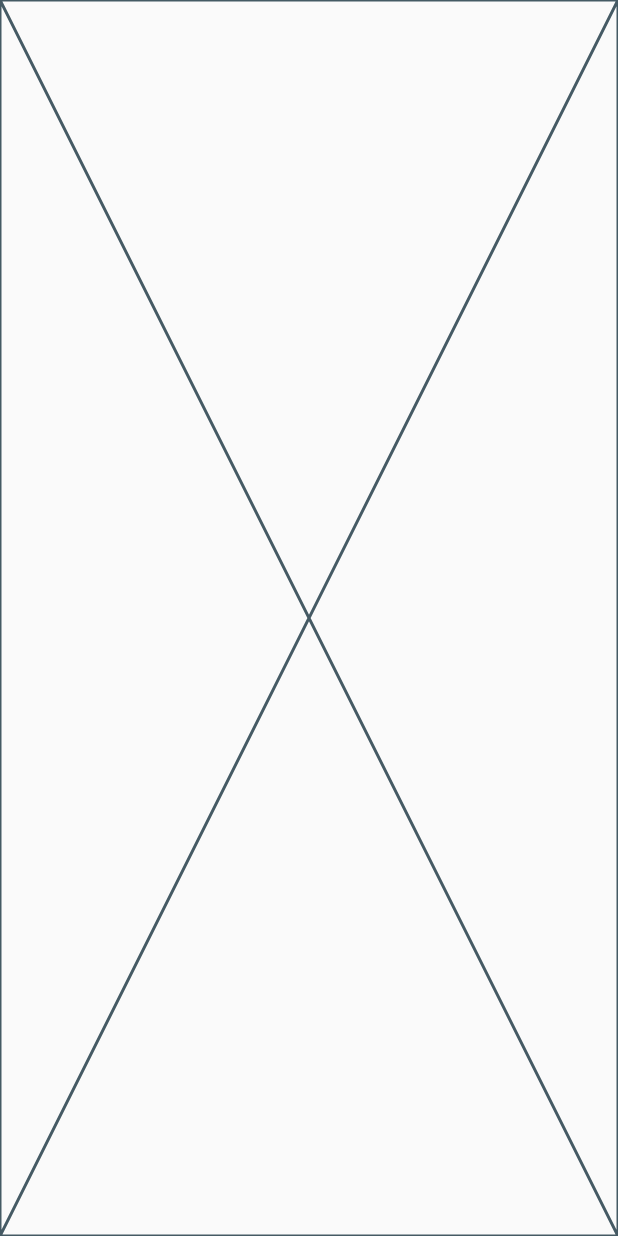
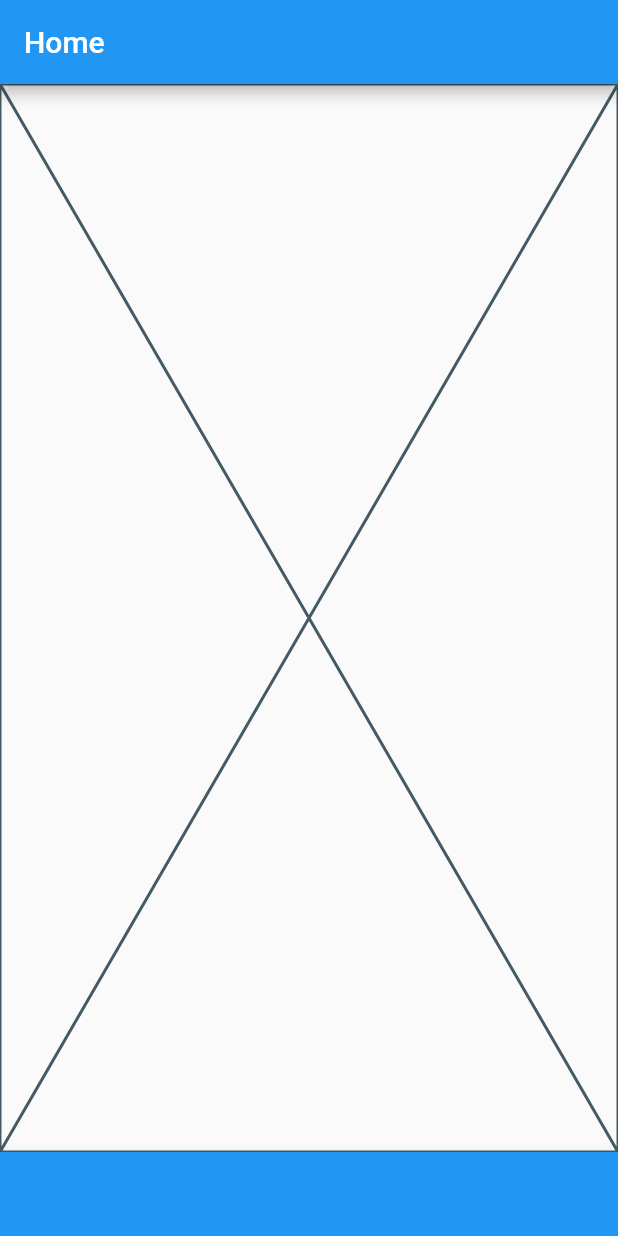
Before and after one commit to BigDeeEss/bu2-kar_kam, a Flutter app: the screen it shows after launch, on a phone screen of 412 x 824 dp. Run offline on Flutter 3.47's test engine with Material 2 defaults, Android fonts, the phone set to English and light mode, and no system bars; our stand-ins replace get_it, get_it_mixin.

Commit message:
Add back in most of the previous coding for BasePage. Replaced BasePageView(...) with Placeholder().

```diff
--- a/lib/app_data.dart
+++ b/lib/app_data.dart
@@ -3,4 +3,7 @@ import 'package:flutter/material.dart';
 
 /// Stores app data.
 class AppData extends ChangeNotifier {
+  /// A scale factor which is applied to [appBarHeight] in order to calculate
+  /// the [BottomAppBar] height in [BasePage] class.
+  double appBarHeightScaleFactor = 1.0;
 }
--- /dev/null
+++ b/lib/base_page.dart
@@ -0,0 +1,89 @@
+// Import flutter packages.
+import 'package:flutter/material.dart';
+import 'package:get_it_mixin/get_it_mixin.dart';
+
+// Import project-specific files.
+// import 'package:kar_kam/base_page_view.dart';
+// import 'package:kar_kam/button_array.dart';
+import 'package:kar_kam/lib/global_key_extension.dart';
+import 'package:kar_kam/page_specs.dart';
+import 'package:kar_kam/app_data.dart';
+// import 'package:kar_kam/sliding_guides.dart';
+
+/// Implements a generic page layout design.
+///
+/// [BasePage] presents a similar UI for each page with:
+///     1. an AppBar at the top with a title,
+///     2. specific screen contents including buttons for navigation
+///        and functionality, and
+///     3. a bottom navigation bar.
+///
+///  [BasePage] is built in two parts in order to unambiguously
+///  get the [AppBar] height.
+class BasePage extends StatefulWidget with GetItStatefulWidgetMixin {
+  BasePage({
+    Key? key,
+    required this.pageSpec,
+  }) : super(key: key);
+
+  /// Defines the page layout.
+  final PageSpec pageSpec;
+
+  @override
+  State<BasePage> createState() => _BasePageState();
+}
+
+class _BasePageState extends State<BasePage> with GetItStateMixin {
+  GlobalKey appBarKey = GlobalKey();
+
+  /// Stores the [AppBar] height when calculated in the post frame call back.
+  Rect? appBarRect;
+
+  @override
+  void initState() {
+    // [_BasePageState] is built in two phases:
+    //    (i) with null passed to bottomNavigationBar; and then
+    //    (ii) with BottomAppBar passed using [appBarRect.height].
+    WidgetsBinding.instance.addPostFrameCallback((_) {
+      Rect? rect = appBarKey.globalPaintBounds;
+
+      // Check rect and then setState.
+      assert(
+        rect != null,
+        '_BasePageState, initState...error, rect is null...',
+      );
+      setState(() {appBarRect = rect;});
+    });
+
+    super.initState();
+  }
+
+  @override
+  Widget build(BuildContext context) {
+    // Watch for changes to [appBarHeightScaleFactor] in the instance of
+    // [Settings] registered with GetIt.
+    double appBarHeightScaleFactor =
+        watchOnly((AppData a) => a.appBarHeightScaleFactor);
+
+    return Scaffold(
+      appBar: AppBar(
+        key: appBarKey,
+        title: Text(widget.pageSpec.title),
+      ),
+      bottomNavigationBar: (appBarRect != null)
+          ? BottomAppBar(
+              color: Colors.blue,
+              height: appBarRect!.height * appBarHeightScaleFactor,
+            )
+          : null,
+      body: const Placeholder(),
+      // body: BasePageView(
+      //   pageContents: <Widget>[
+      //     widget.pageSpec.contents,
+      //     SlidingGuides(),
+      //     ButtonArray(),
+      //   ],
+      // ),
+    );
+  }
+}
--- a/lib/kar_kam.dart
+++ b/lib/kar_kam.dart
@@ -2,7 +2,9 @@
 import 'package:flutter/material.dart';
 
 // Import project-specific files.
+import 'package:kar_kam/base_page.dart';
 import 'package:kar_kam/lib/get_it_service.dart';
+import 'package:kar_kam/page_specs.dart';
 
 /// KarKam is the root widget of this application.
 ///
@@ -46,12 +48,12 @@ class KarKam extends StatelessWidget {
                 title: 'KarKam',
                 // BasePage invokes a generic page layout so that a similar
                 // UI is presented for each page.
-                home: Placeholder(),
-                // home: BasePage(
-                //   // pageSpec: homePage,
-                //   pageSpec: settingsPage,
-                //   // pageSpec: filesPage,
-                // ),
+                // home: Placeholder(),
+                home: BasePage(
+                  pageSpec: homePage,
+                  // pageSpec: settingsPage,
+                  // pageSpec: filesPage,
+                ),
               );
             }
           },
--- /dev/null
+++ b/lib/lib/global_key_extension.dart
@@ -0,0 +1,16 @@
+//  Import flutter packages.
+import 'package:flutter/material.dart';
+
+//  https://stackoverflow.com/questions/50316219/how-to-get-widgets-absolute-coordinates-on-a-screen-in-flutter
+extension GlobalKeyExtension on GlobalKey {
+  Rect? get globalPaintBounds {
+    final renderObject = currentContext?.findRenderObject();
+    final translation = renderObject?.getTransformTo(null).getTranslation();
+    if (translation != null && renderObject?.paintBounds != null) {
+      final offset = Offset(translation.x, translation.y);
+      return renderObject!.paintBounds.shift(offset);
+    } else {
+      return null;
+    }
+  }
+}
--- /dev/null
+++ b/lib/page_specs.dart
@@ -0,0 +1,38 @@
+// Import flutter packages.
+import 'package:flutter/material.dart';
+
+// Import project-specific files.
+// import 'package:kar_kam/settings_page_contents.dart';
+
+/// Allows for the easy referencing of page content.
+class PageSpec {
+  const PageSpec({
+    required this.title,
+    required this.contents,
+  });
+
+  /// A [title] for each page/route.
+  final String title;
+
+  /// The [contents] associated with each page/route.
+  final Widget contents;
+}
+
+/// Home page specs.
+PageSpec homePage = PageSpec(
+  title: 'Home',
+  contents: Container(),
+);
+
+/// Files page specs.
+PageSpec filesPage = PageSpec(
+  title: 'Files',
+  contents: Container(),
+);
+
+// /// Settings page specs.
+// PageSpec settingsPage = PageSpec(
+//   title: 'Settings',
+//   contents: SettingsPageContents(),
+//   // contents: Container(),
+// );
--- a/pubspec.yaml
+++ b/pubspec.yaml
@@ -36,6 +36,7 @@ dependencies:
   # Use with the CupertinoIcons class for iOS style icons.
   cupertino_icons: ^1.0.2
   get_it: ^7.2.0
+  get_it_mixin: ^4.1.1
 
 dev_dependencies:
   flutter_test:
```
Also changed, not shown: pubspec.lock.
